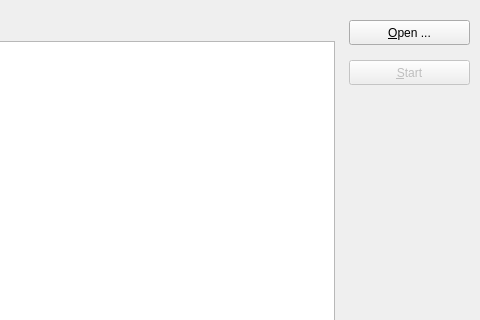
Qt form app/ui/form_log_process.ui (HansBug/dgdvapp) before a commit; both pictures show x 91 to 571 and y 0 to 320 of the 571 by 436 pixel window.
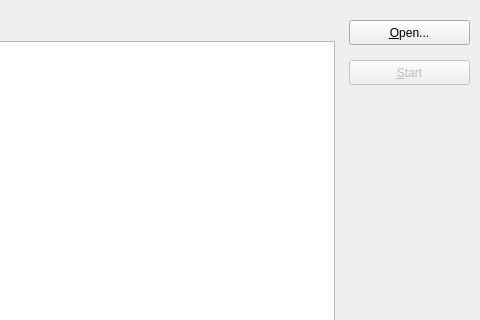
The same form after that commit.

```diff
--- a/app/ui/form_log_process.ui
+++ b/app/ui/form_log_process.ui
@@ -62,7 +62,7 @@
     </rect>
    </property>
    <property name="text">
-    <string>&amp;Open ...</string>
+    <string>&amp;Open...</string>
    </property>
    <property name="shortcut">
     <string>Ctrl+O</string>
```
